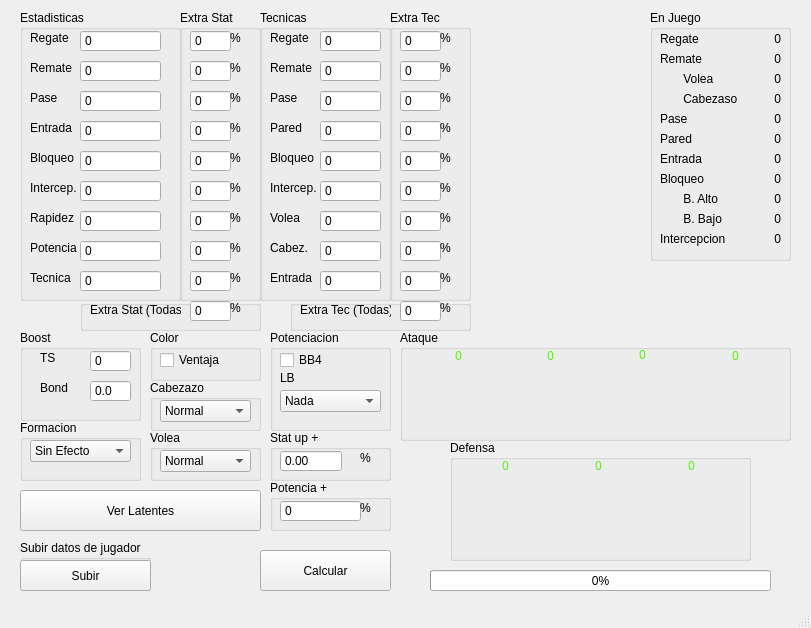
First picture: the form in analisis.ui, repository IsaR0d/CTDTAnalizer, before the edit.
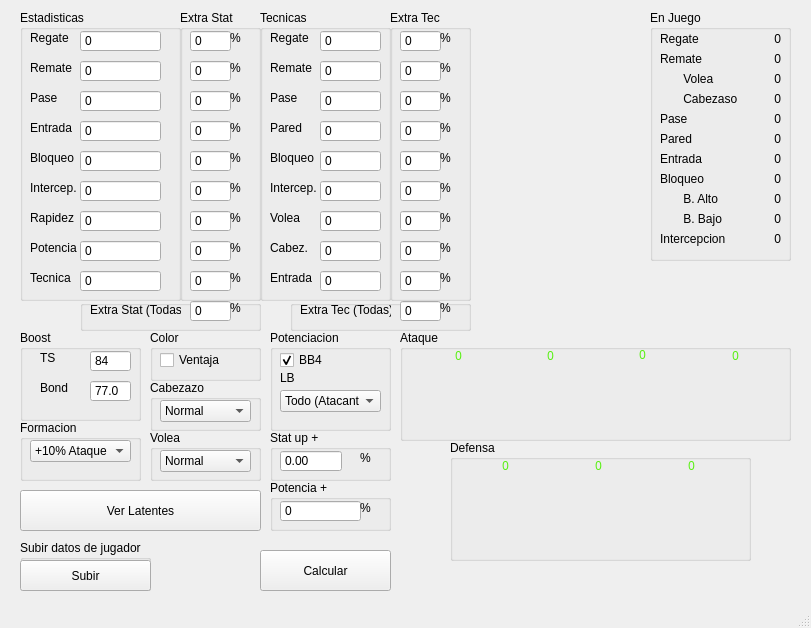
Second picture: the form after the edit. Icons and pictures are not drawn.

What changed in the file:
```diff
--- a/analisis.ui
+++ b/analisis.ui
@@ -10,6 +10,24 @@
     <height>628</height>
    </rect>
   </property>
+  <property name="sizePolicy">
+   <sizepolicy hsizetype="Preferred" vsizetype="Preferred">
+    <horstretch>0</horstretch>
+    <verstretch>0</verstretch>
+   </sizepolicy>
+  </property>
+  <property name="minimumSize">
+   <size>
+    <width>811</width>
+    <height>628</height>
+   </size>
+  </property>
+  <property name="maximumSize">
+   <size>
+    <width>811</width>
+    <height>628</height>
+   </size>
+  </property>
   <property name="windowTitle">
    <string>Calculador Jugadores</string>
   </property>
@@ -1253,6 +1271,9 @@
      <property name="buttonSymbols">
       <enum>QAbstractSpinBox::NoButtons</enum>
      </property>
+     <property name="value">
+      <number>84</number>
+     </property>
     </widget>
     <widget class="QLabel" name="label_70">
      <property name="geometry">
@@ -1299,7 +1320,7 @@
       <double>0.000000000000000</double>
      </property>
      <property name="value">
-      <double>0.000000000000000</double>
+      <double>77.000000000000000</double>
      </property>
     </widget>
    </widget>
@@ -1426,11 +1447,6 @@
        <height>22</height>
       </rect>
      </property>
-     <item>
-      <property name="text">
-       <string>Sin Efecto</string>
-      </property>
-     </item>
      <item>
       <property name="text">
        <string>+10% Ataque</string>
@@ -1477,6 +1493,9 @@
      <property name="text">
       <string>BB4</string>
      </property>
+     <property name="checked">
+      <bool>true</bool>
+     </property>
     </widget>
     <widget class="QComboBox" name="lb_sel">
      <property name="geometry">
@@ -1487,11 +1506,6 @@
        <height>22</height>
       </rect>
      </property>
-     <item>
-      <property name="text">
-       <string>Nada</string>
-      </property>
-     </item>
      <item>
       <property name="text">
        <string>Todo (Atacante)</string>
@@ -1916,19 +1930,6 @@
      </property>
     </widget>
    </widget>
-   <widget class="QProgressBar" name="progressBar">
-    <property name="geometry">
-     <rect>
-      <x>430</x>
-      <y>570</y>
-      <width>341</width>
-      <height>21</height>
-     </rect>
-    </property>
-    <property name="value">
-     <number>0</number>
-    </property>
-   </widget>
    <widget class="QGroupBox" name="groupBox_16">
     <property name="geometry">
      <rect>
```
Left out of the diff: 11 changed lines with no effect on the pictures.
